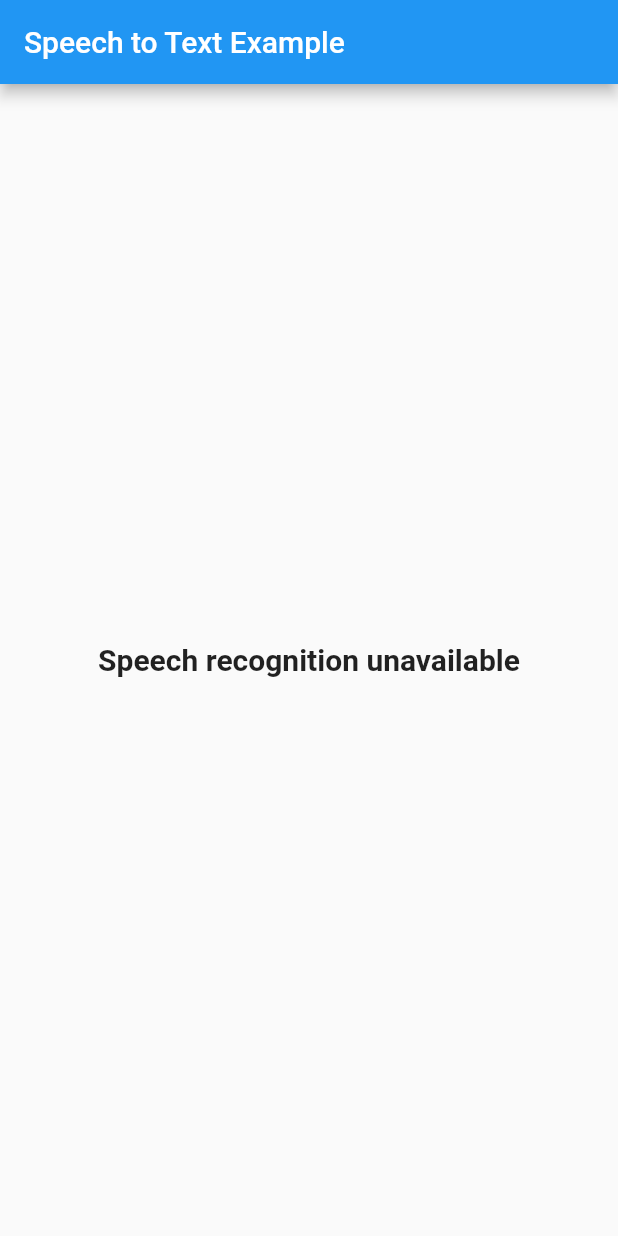
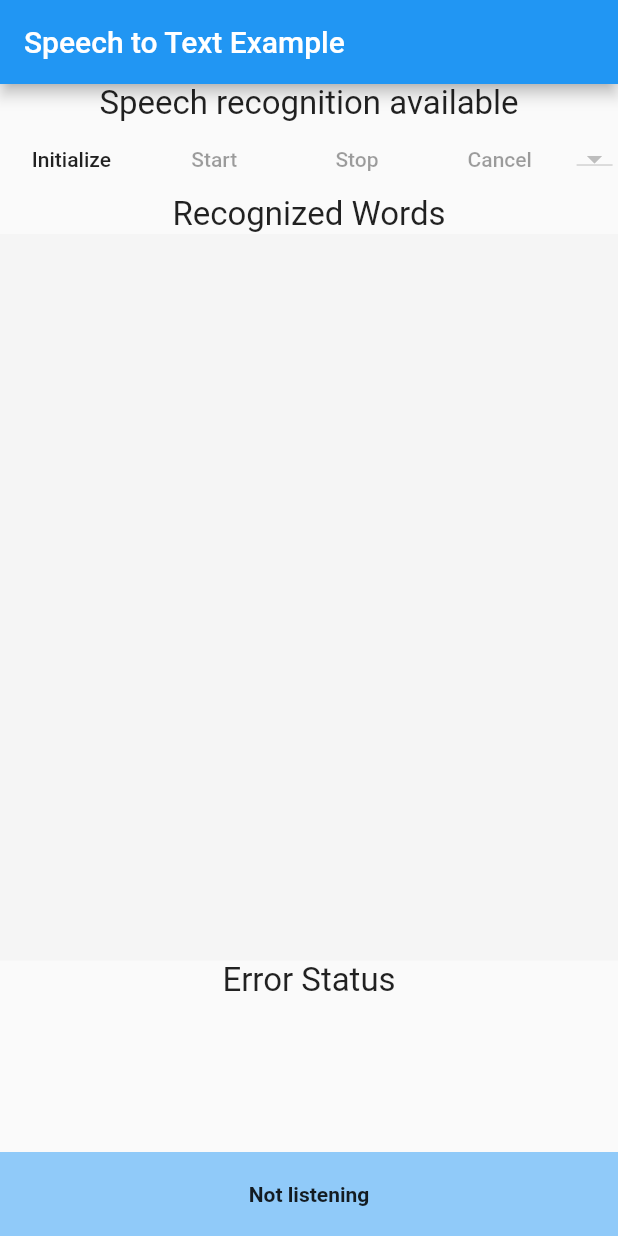
Before and after one commit to csdcorp/speech_to_text, a Flutter app: the screen it shows after launch, on a phone screen of 412 x 824 dp. Run offline on Flutter 3.47's test engine with Material 2 defaults, Android fonts, the phone set to English and light mode, and no system bars; generated files the repository leaves out were written again.

Commit message:
feat: example support multiple initialize The example app now does not try to init when it starts. The new 'Initialize' button tries an initialize each time. On success it enables the rest of the UI.

```diff
--- a/example/lib/main.dart
+++ b/example/lib/main.dart
@@ -26,15 +26,16 @@ class _MyAppState extends State<MyApp> {
   @override
   void initState() {
     super.initState();
-    initSpeechState();
   }
 
   Future<void> initSpeechState() async {
     bool hasSpeech = await speech.initialize(
         onError: errorListener, onStatus: statusListener);
-    _localeNames = await speech.locales();
-    var systemLocale = await speech.systemLocale();
-    _currentLocaleId = systemLocale.localeId;
+    if (hasSpeech) {
+      _localeNames = await speech.locales();
+      var systemLocale = await speech.systemLocale();
+      _currentLocaleId = systemLocale.localeId;
+    }
     if (!mounted) return;
     setState(() {
       _hasSpeech = hasSpeech;
@@ -48,8 +49,7 @@ class _MyAppState extends State<MyApp> {
         appBar: AppBar(
           title: const Text('Speech to Text Example'),
         ),
-        body: _hasSpeech
-            ? Column(children: [
+        body: Column(children: [
                 Center(
                   child: Text(
                     'Speech recognition available',
@@ -61,8 +61,12 @@ class _MyAppState extends State<MyApp> {
                     mainAxisAlignment: MainAxisAlignment.spaceAround,
                     children: <Widget>[
                       FlatButton(
+                        child: Text('Initialize'),
+                        onPressed: _hasSpeech ? null : initSpeechState,
+                      ),
+                      FlatButton(
                         child: Text('Start'),
-                        onPressed: speech.isListening ? null : startListening,
+                        onPressed: !_hasSpeech || speech.isListening ? null : startListening,
                       ),
                       FlatButton(
                         child: Text('Stop'),
@@ -143,11 +147,7 @@ class _MyAppState extends State<MyApp> {
                           ),
                   ),
                 ),
-              ])
-            : Center(
-                child: Text('Speech recognition unavailable',
-                    style: TextStyle(
-                        fontSize: 20.0, fontWeight: FontWeight.bold))),
+              ]),
       ),
     );
   }
```
